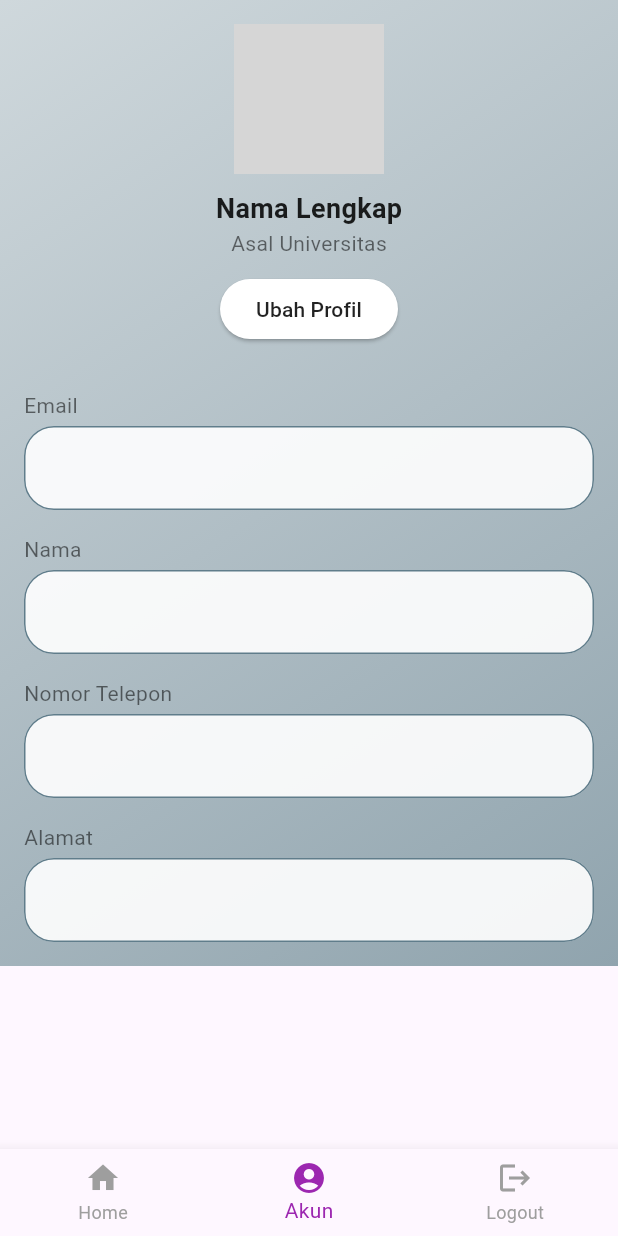
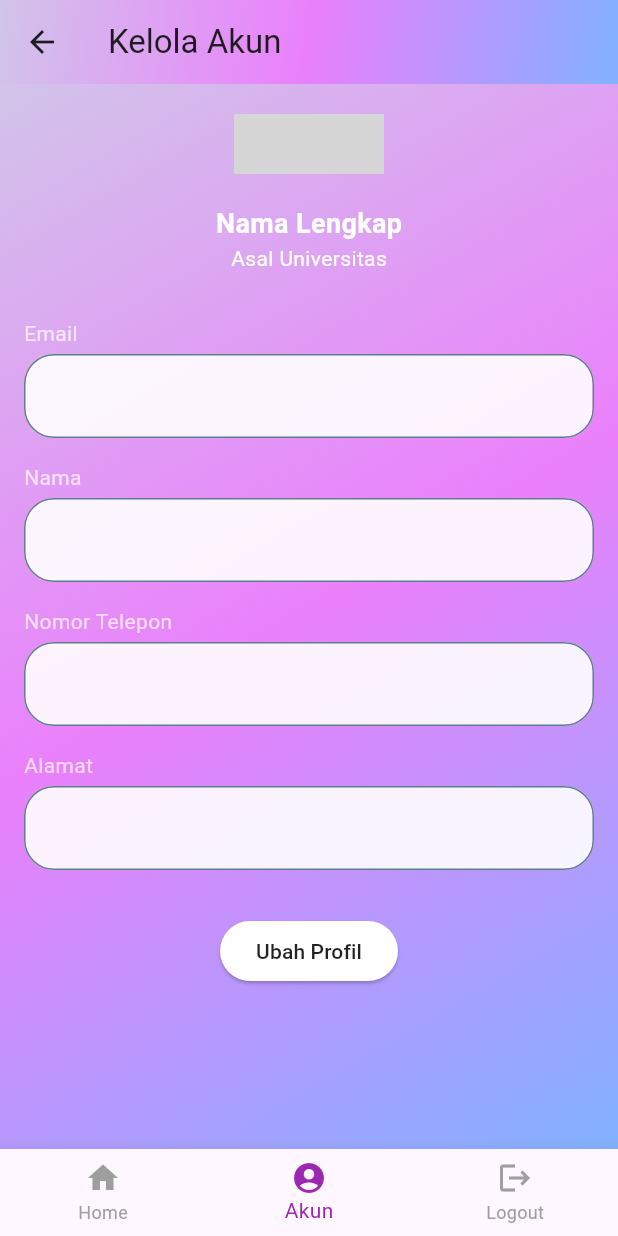
Before and after one commit to BenoniZzZ/Benz_Flutter, a Flutter app: the AccountEditScreen screen opened directly, on a phone screen of 412 x 824 dp. Run offline on Flutter 3.47's test engine with Material 3 defaults, Android fonts, the phone set to English and light mode, and no system bars; our stand-ins replace audioplayers; grey boxes are pictures that could not be loaded.

Commit message:
update features01

```diff
--- a/lib/presentation/screens/account/AccountEditScreen.dart
+++ b/lib/presentation/screens/account/AccountEditScreen.dart
@@ -17,29 +17,59 @@ class AccountEditScreen extends StatelessWidget {
   @override
   Widget build(BuildContext context) {
     return Scaffold(
-      body: Container(
+      appBar: AppBar(
+        title: const Text('Kelola Akun'),
+        backgroundColor: Colors.transparent,
+        elevation: 0,
+        leading: IconButton(
+          icon: const Icon(Icons.arrow_back),
+          onPressed: () {
+            Navigator.pop(context);
+          },
+        ),
+        flexibleSpace: Container(
           decoration: BoxDecoration(
             gradient: LinearGradient(
               colors: [
-              Colors.blueGrey.shade100,
-              Colors.blueGrey.shade200,
-              Colors.blueGrey.shade300,
+                Colors.deepPurple.shade100,
+                Colors.purpleAccent.shade100,
+                Colors.blueAccent.shade100,
+              ],
+              begin: Alignment.topLeft,
+              end: Alignment.bottomRight,
+            ),
+          ),
+        ),
+      ),
+      body: Container(
+        width: double.infinity,
+        height: double.infinity,
+        decoration: BoxDecoration(
+          gradient: LinearGradient(
+            colors: [
+              Colors.deepPurple.shade100,
+              Colors.purpleAccent.shade100,
+              Colors.blueAccent.shade100,
             ],
             begin: Alignment.topLeft,
             end: Alignment.bottomRight,
           ),
         ),
         child: SingleChildScrollView(
-          padding: const EdgeInsets.all(16.0),
+          child: Padding(
+            padding: const EdgeInsets.symmetric(horizontal: 16.0, vertical: 10.0),
             child: Column(
+              mainAxisSize: MainAxisSize.min,
               crossAxisAlignment: CrossAxisAlignment.center,
               children: [
-              // Profil Image and Name
+                const SizedBox(height: 10), // Mengurangi space kosong di atas
+
+                // Profile Image and Name
                 Column(
                   children: [
                     Container(
                       width: 100,
-                    height: 100,
+                      height: 40,
                       decoration: BoxDecoration(
                         borderRadius: BorderRadius.circular(16),
                         image: DecorationImage(
@@ -48,28 +78,17 @@ class AccountEditScreen extends StatelessWidget {
                         ),
                       ),
                     ),
-                  const SizedBox(height: 10),
+                    const SizedBox(height: 20),
                     Text(
                       name,
-                    style: const TextStyle(fontSize: 18, fontWeight: FontWeight.bold, color: Colors.black87),
+                      style: const TextStyle(
+                          fontSize: 18,
+                          fontWeight: FontWeight.bold,
+                          color: Colors.white),
                     ),
                     Text(
                       university,
-                    style: const TextStyle(fontSize: 14, color: Colors.black54),
-                  ),
-                  const SizedBox(height: 10),
-                  ElevatedButton(
-                    onPressed: () {
-                      // Implementasikan logika untuk mengubah gambar dari aset lokal
-                    },
-                    style: ElevatedButton.styleFrom(
-                      backgroundColor: Colors.white, // Mengubah warna latar belakang tombol
-                      foregroundColor: Colors.black87, // Mengubah warna teks tombol
-                      shape: RoundedRectangleBorder(
-                        borderRadius: BorderRadius.circular(20),
-                      ),
-                    ),
-                    child: const Text('Ubah Profil'),
+                      style: const TextStyle(fontSize: 14, color: Colors.white),
                     ),
                   ],
                 ),
@@ -83,7 +102,24 @@ class AccountEditScreen extends StatelessWidget {
                 _buildTextField(label: 'Nomor Telepon'),
                 const SizedBox(height: 16),
                 _buildTextField(label: 'Alamat'),
+                const SizedBox(height: 30),
+
+                // Ubah Profil Button
+                ElevatedButton(
+                  onPressed: () {
+                    // Implementasikan logika untuk mengubah gambar dari aset lokal
+                  },
+                  style: ElevatedButton.styleFrom(
+                    backgroundColor: Colors.white,
+                    foregroundColor: Colors.black87,
+                    shape: RoundedRectangleBorder(
+                      borderRadius: BorderRadius.circular(20),
+                    ),
+                  ),
+                  child: const Text('Ubah Profil'),
+                ),
               ],
+            ),
           ),
         ),
       ),
@@ -128,7 +164,7 @@ class AccountEditScreen extends StatelessWidget {
       children: [
         Text(
           label,
-          style: const TextStyle(fontSize: 14, color: Colors.black54),
+          style: const TextStyle(fontSize: 14, color: Colors.white70),
         ),
         const SizedBox(height: 4),
         TextField(
```
Also changed, not shown: lib/presentation/screens/account/account_screen.dart (+33 -3 lines), lib/presentation/screens/account/notification_screen.dart (added, +56 -0 lines), lib/presentation/screens/account/privacy_policy_screen.dart (added, +108 -0 lines), lib/presentation/screens/account/terms_of_service_screen.dart (added, +67 -0 lines), lib/presentation/screens/homeScreen/home_screen.dart (+19 -4 lines). Lines whose indentation alone changed are shown as unchanged.
